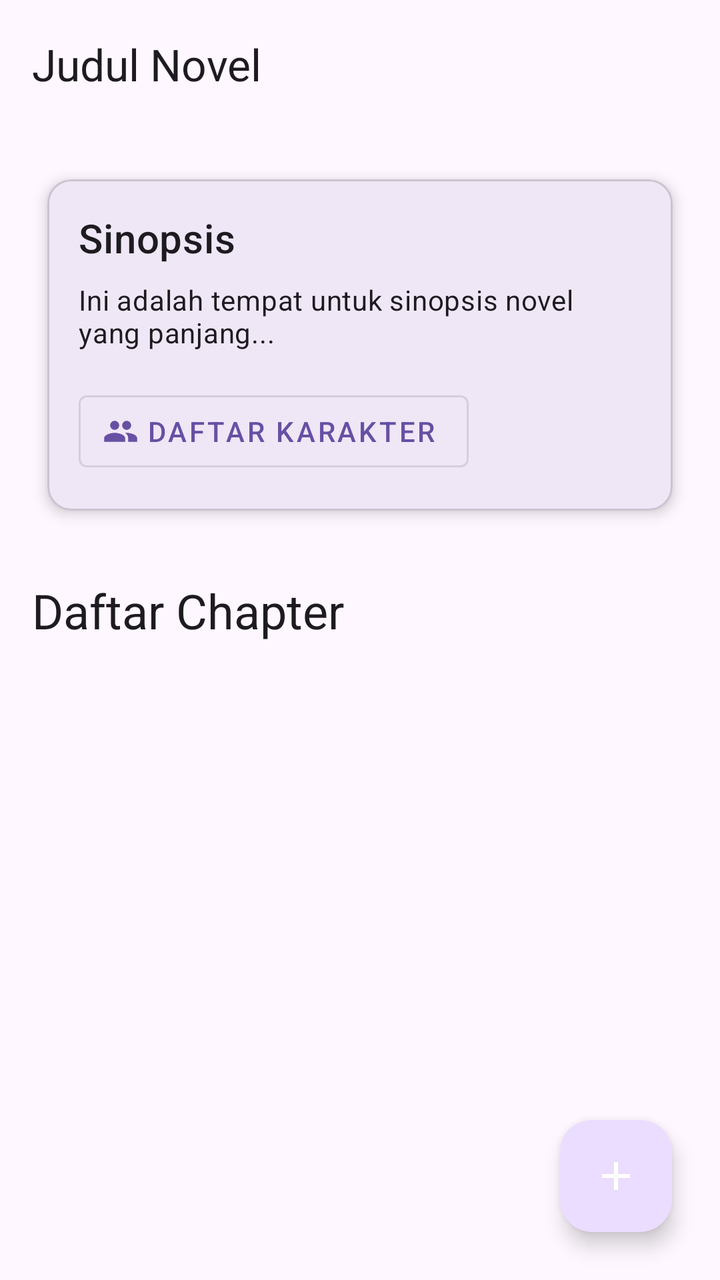
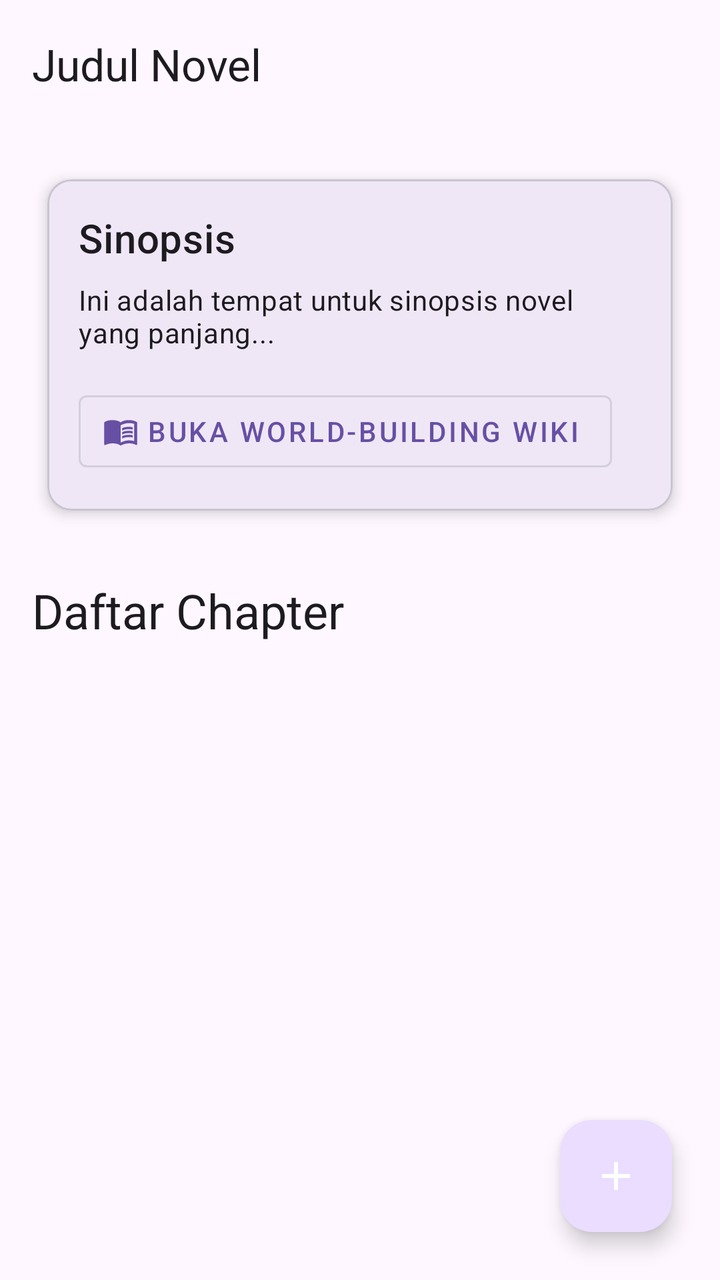

Two renders of the same Android screen: before a commit and after it. Below are the layout's source before the change and the commit's diff.
<!-- AndroidManifest.xml: application theme Theme.MyKisah -->
<!-- res/layout/activity_novel_detail.xml -->
<?xml version="1.0" encoding="utf-8"?>
<androidx.coordinatorlayout.widget.CoordinatorLayout
    xmlns:android="http://schemas.android.com/apk/res/android"
    xmlns:app="http://schemas.android.com/apk/res-auto"
    xmlns:tools="http://schemas.android.com/tools"
    android:layout_width="match_parent"
    android:layout_height="match_parent"
    tools:context=".NovelDetailActivity">

    <com.google.android.material.appbar.AppBarLayout
        android:layout_width="match_parent"
        android:layout_height="wrap_content">

        <com.google.android.material.appbar.MaterialToolbar
            android:id="@+id/toolbar"
            android:layout_width="match_parent"
            android:layout_height="?attr/actionBarSize"
            app:title="Judul Novel" />

    </com.google.android.material.appbar.AppBarLayout>

    <androidx.core.widget.NestedScrollView
        android:layout_width="match_parent"
        android:layout_height="match_parent"
        app:layout_behavior="@string/appbar_scrolling_view_behavior">

        <LinearLayout
            android:layout_width="match_parent"
            android:layout_height="wrap_content"
            android:orientation="vertical"
            android:padding="16dp">

            <com.google.android.material.card.MaterialCardView
                android:layout_width="match_parent"
                android:layout_height="wrap_content"
                app:cardElevation="4dp"
                app:cardUseCompatPadding="true">

                <LinearLayout
                    android:layout_width="match_parent"
                    android:layout_height="wrap_content"
                    android:orientation="vertical"
                    android:padding="16dp">

                    <TextView
                        android:layout_width="wrap_content"
                        android:layout_height="wrap_content"
                        android:text="Sinopsis"
                        android:textAppearance="?attr/textAppearanceHeadline6" />

                    <TextView
                        android:id="@+id/tv_novel_synopsis"
                        android:layout_width="match_parent"
                        android:layout_height="wrap_content"
                        android:layout_marginTop="8dp"
                        android:text="Ini adalah tempat untuk sinopsis novel yang panjang..."
                        android:textAppearance="?attr/textAppearanceBody2" />

                    <com.google.android.material.button.MaterialButton
                        android:id="@+id/btn_character_list"
                        style="@style/Widget.MaterialComponents.Button.OutlinedButton.Icon"
                        android:layout_width="wrap_content"
                        android:layout_height="wrap_content"
                        android:layout_marginTop="16dp"
                        android:text="Daftar Karakter"
                        app:icon="@drawable/ic_baseline_people_24" />
                </LinearLayout>
            </com.google.android.material.card.MaterialCardView>

            <TextView
                android:layout_width="wrap_content"
                android:layout_height="wrap_content"
                android:layout_marginTop="24dp"
                android:layout_marginBottom="8dp"
                android:text="Daftar Chapter"
                android:textAppearance="?attr/textAppearanceHeadline5" />

            <androidx.recyclerview.widget.RecyclerView
                android:id="@+id/rv_chapters"
                android:layout_width="match_parent"
                android:layout_height="wrap_content"
                tools:listitem="@layout/item_chapter" /> </LinearLayout>
    </androidx.core.widget.NestedScrollView>

    <com.google.android.material.floatingactionbutton.FloatingActionButton
        android:id="@+id/fab_add_chapter"
        android:layout_width="wrap_content"
        android:layout_height="wrap_content"
        android:layout_gravity="bottom|end"
        android:layout_margin="24dp"
        android:contentDescription="Tambah Chapter Baru"
        android:src="@drawable/ic_add"
        app:tint="@android:color/white" />

</androidx.coordinatorlayout.widget.CoordinatorLayout>
<!-- res/layout/item_chapter.xml (included above) -->
<?xml version="1.0" encoding="utf-8"?>
<com.google.android.material.card.MaterialCardView
    xmlns:android="http://schemas.android.com/apk/res/android"
    android:layout_width="match_parent"
    android:layout_height="wrap_content"
    xmlns:app="http://schemas.android.com/apk/res-auto"
    android:layout_marginVertical="4dp"
    android:layout_marginHorizontal="8dp"
    app:cardCornerRadius="8dp"
    app:cardElevation="2dp">

    <LinearLayout
        android:layout_width="match_parent"
        android:layout_height="wrap_content"
        android:orientation="horizontal"
        android:padding="16dp"
        android:gravity="center_vertical">

        <TextView
            android:id="@+id/tv_chapter_title"
            android:layout_width="0dp"
            android:layout_height="wrap_content"
            android:layout_weight="1"
            android:text="Chapter 1: Permulaan"
            android:textAppearance="?attr/textAppearanceSubtitle1"
            android:textStyle="bold" />

        <ImageView
            android:layout_width="wrap_content"
            android:layout_height="wrap_content"
            android:src="@drawable/ic_baseline_chevron_right_24"
            app:tint="?attr/colorControlNormal"/>
    </LinearLayout>
</com.google.android.material.card.MaterialCardView>
<!-- resources referenced by this layout -->
<resources>
  <!-- drawable ic_add (drawable) -->
  <vector xmlns:android="http://schemas.android.com/apk/res/android" android:height="24dp" android:tint="#000000" android:viewportHeight="24" android:viewportWidth="24" android:width="24dp">
        
      <path android:fillColor="@android:color/white" android:pathData="M19,13h-6v6h-2v-6H5v-2h6V5h2v6h6v2z"/>
      
  </vector>
  <!-- drawable ic_baseline_chevron_right_24 (drawable) -->
  <vector xmlns:android="http://schemas.android.com/apk/res/android" android:height="24dp" android:tint="#000000" android:viewportHeight="24" android:viewportWidth="24" android:width="24dp">
        
      <path android:fillColor="@android:color/white" android:pathData="M10,6L8.59,7.41 13.17,12l-4.58,4.59L10,18l6,-6z"/>
      
  </vector>
  <!-- drawable ic_baseline_people_24 (drawable) -->
  <vector xmlns:android="http://schemas.android.com/apk/res/android" android:height="24dp" android:tint="#000000" android:viewportHeight="24" android:viewportWidth="24" android:width="24dp">
        
      <path android:fillColor="@android:color/white" android:pathData="M16,11c1.66,0 2.99,-1.34 2.99,-3S17.66,5 16,5c-1.66,0 -3,1.34 -3,3s1.34,3 3,3zM8,11c1.66,0 2.99,-1.34 2.99,-3S9.66,5 8,5C6.34,5 5,6.34 5,8s1.34,3 3,3zM8,13c-2.33,0 -7,1.17 -7,3.5L1,19h14v-2.5c0,-2.33 -4.67,-3.5 -7,-3.5zM16,13c-0.29,0 -0.62,0.02 -0.97,0.05 1.16,0.84 1.97,1.97 1.97,3.45L17,19h6v-2.5c0,-2.33 -4.67,-3.5 -7,-3.5z"/>
      
  </vector>
  <style name="Theme.MyKisah" parent="Base.Theme.MyKisah" />
  <style name="Base.Theme.MyKisah" parent="Theme.Material3.DayNight.NoActionBar">
          
          
      </style>
</resources>

<!-- the commit's change to res/layout/activity_novel_detail.xml (unified diff, before → after) -->
@@ -57,13 +57,11 @@
                         android:textAppearance="?attr/textAppearanceBody2" />
 
                     <com.google.android.material.button.MaterialButton
-                        android:id="@+id/btn_character_list"
-                        style="@style/Widget.MaterialComponents.Button.OutlinedButton.Icon"
+                        android:id="@+id/btn_open_wiki" style="@style/Widget.MaterialComponents.Button.OutlinedButton.Icon"
                         android:layout_width="wrap_content"
                         android:layout_height="wrap_content"
                         android:layout_marginTop="16dp"
-                        android:text="Daftar Karakter"
-                        app:icon="@drawable/ic_baseline_people_24" />
+                        android:text="Buka World-Building Wiki" app:icon="@drawable/ic_baseline_menu_book_24" />
                 </LinearLayout>
             </com.google.android.material.card.MaterialCardView>
 
<!-- resource entries referenced after the edit -->
@@ -1,21 +1,39 @@
 <!-- resources referenced by this layout -->
 <resources>
   <!-- drawable ic_add (drawable) -->
-  <vector xmlns:android="http://schemas.android.com/apk/res/android" android:height="24dp" android:tint="#000000" android:viewportHeight="24" android:viewportWidth="24" android:width="24dp">
+  <vector xmlns:android="http://schemas.android.com/apk/res/android"
+      android:width="24dp"
+      android:height="24dp"
+      android:viewportWidth="24"
+      android:viewportHeight="24">
         
       <path android:fillColor="@android:color/white" android:pathData="M19,13h-6v6h-2v-6H5v-2h6V5h2v6h6v2z"/>
       
   </vector>
   <!-- drawable ic_baseline_chevron_right_24 (drawable) -->
-  <vector xmlns:android="http://schemas.android.com/apk/res/android" android:height="24dp" android:tint="#000000" android:viewportHeight="24" android:viewportWidth="24" android:width="24dp">
+  <vector xmlns:android="http://schemas.android.com/apk/res/android"
+      android:width="24dp"
+      android:height="24dp"
+      android:viewportWidth="24"
+      android:viewportHeight="24">
         
       <path android:fillColor="@android:color/white" android:pathData="M10,6L8.59,7.41 13.17,12l-4.58,4.59L10,18l6,-6z"/>
       
   </vector>
-  <!-- drawable ic_baseline_people_24 (drawable) -->
-  <vector xmlns:android="http://schemas.android.com/apk/res/android" android:height="24dp" android:tint="#000000" android:viewportHeight="24" android:viewportWidth="24" android:width="24dp">
+  <!-- drawable ic_baseline_menu_book_24 (drawable) -->
+  <vector xmlns:android="http://schemas.android.com/apk/res/android"
+      android:width="24dp"
+      android:height="24dp"
+      android:viewportWidth="24"
+      android:viewportHeight="24">
         
-      <path android:fillColor="@android:color/white" android:pathData="M16,11c1.66,0 2.99,-1.34 2.99,-3S17.66,5 16,5c-1.66,0 -3,1.34 -3,3s1.34,3 3,3zM8,11c1.66,0 2.99,-1.34 2.99,-3S9.66,5 8,5C6.34,5 5,6.34 5,8s1.34,3 3,3zM8,13c-2.33,0 -7,1.17 -7,3.5L1,19h14v-2.5c0,-2.33 -4.67,-3.5 -7,-3.5zM16,13c-0.29,0 -0.62,0.02 -0.97,0.05 1.16,0.84 1.97,1.97 1.97,3.45L17,19h6v-2.5c0,-2.33 -4.67,-3.5 -7,-3.5z"/>
+      <path android:fillColor="@android:color/white" android:pathData="M21,5c-1.11,-0.35 -2.33,-0.5 -3.5,-0.5c-1.95,0 -4.05,0.4 -5.5,1.5c-1.45,-1.1 -3.55,-1.5 -5.5,-1.5S2.45,4.9 1,6v14.65c0,0.25 0.25,0.5 0.5,0.5c0.1,0 0.15,-0.05 0.25,-0.05C3.1,20.45 5.05,20 6.5,20c1.95,0 4.05,0.4 5.5,1.5c1.35,-0.85 3.8,-1.5 5.5,-1.5c1.65,0 3.35,0.3 4.75,1.05c0.1,0.05 0.15,0.05 0.25,0.05c0.25,0 0.5,-0.25 0.5,-0.5V6C22.4,5.55 21.75,5.25 21,5zM21,18.5c-1.1,-0.35 -2.3,-0.5 -3.5,-0.5c-1.7,0 -4.15,0.65 -5.5,1.5V8c1.35,-0.85 3.8,-1.5 5.5,-1.5c1.2,0 2.4,0.15 3.5,0.5V18.5z"/>
+        
+      <path android:fillColor="@android:color/white" android:pathData="M17.5,10.5c0.88,0 1.73,0.09 2.5,0.26V9.24C19.21,9.09 18.36,9 17.5,9c-1.7,0 -3.24,0.29 -4.5,0.83v1.66C14.13,10.85 15.7,10.5 17.5,10.5z"/>
+        
+      <path android:fillColor="@android:color/white" android:pathData="M13,12.49v1.66c1.13,-0.64 2.7,-0.99 4.5,-0.99c0.88,0 1.73,0.09 2.5,0.26V11.9c-0.79,-0.15 -1.64,-0.24 -2.5,-0.24C15.8,11.66 14.26,11.96 13,12.49z"/>
+        
+      <path android:fillColor="@android:color/white" android:pathData="M17.5,14.33c-1.7,0 -3.24,0.29 -4.5,0.83v1.66c1.13,-0.64 2.7,-0.99 4.5,-0.99c0.88,0 1.73,0.09 2.5,0.26v-1.52C19.21,14.41 18.36,14.33 17.5,14.33z"/>
       
   </vector>
   <style name="Theme.MyKisah" parent="Base.Theme.MyKisah" />
